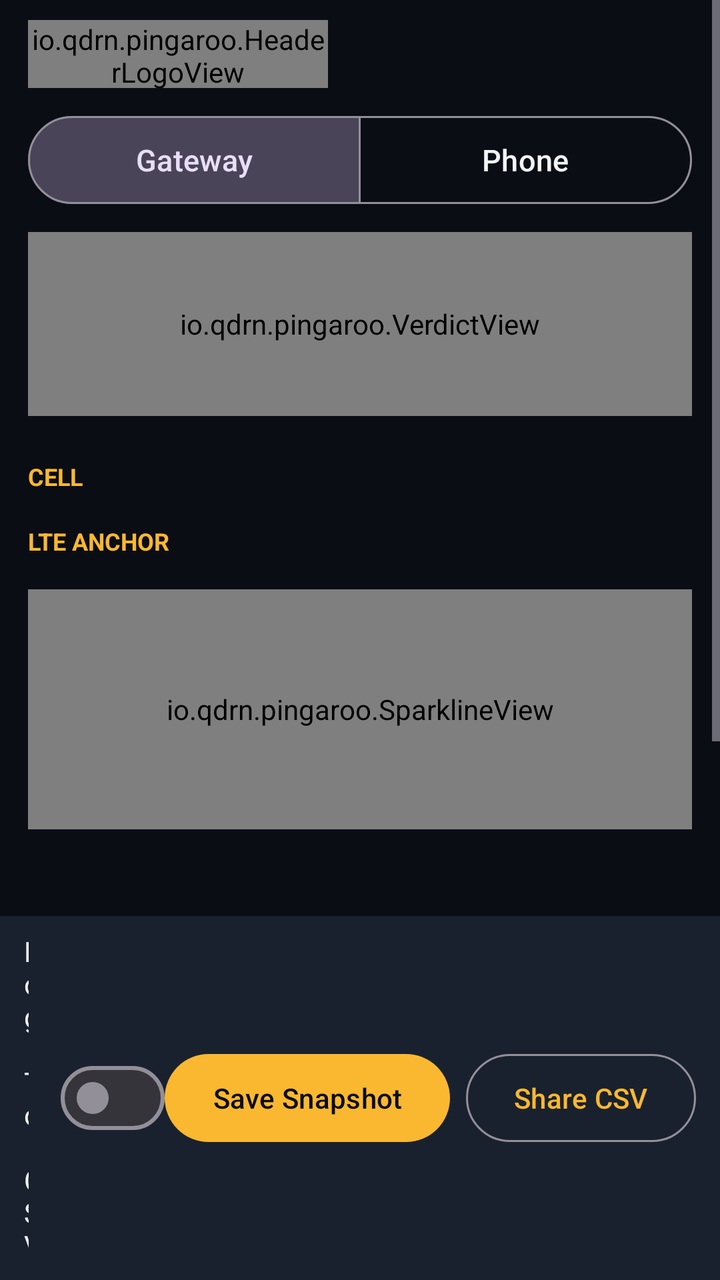
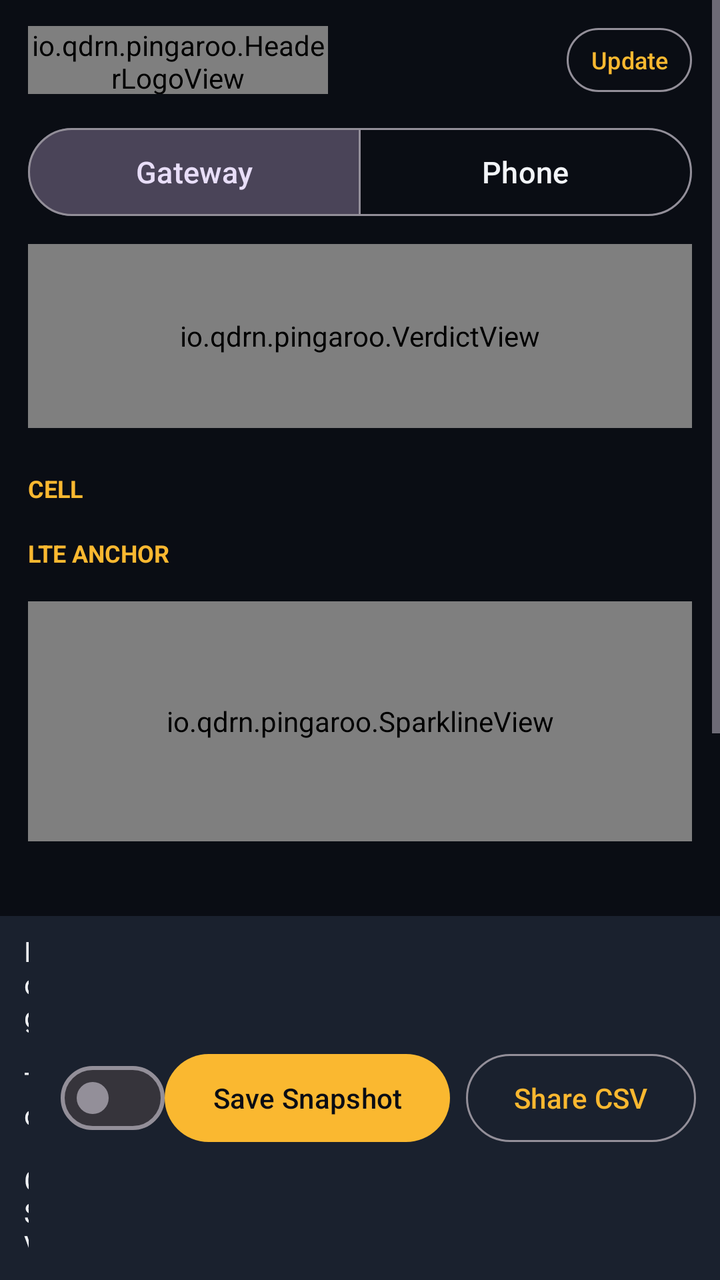

Compare the two renders of this Android layout. The source of the first and the diff that turns it into the second are given below.
<!-- AndroidManifest.xml: application theme Theme.Pingaroo -->
<!-- res/layout/activity_main.xml -->
<?xml version="1.0" encoding="utf-8"?>
<LinearLayout xmlns:android="http://schemas.android.com/apk/res/android"
    xmlns:app="http://schemas.android.com/apk/res-auto"
    android:layout_width="match_parent"
    android:layout_height="match_parent"
    android:background="@color/bg"
    android:orientation="vertical">

    <ScrollView
        android:layout_width="match_parent"
        android:layout_height="0dp"
        android:layout_weight="1"
        android:fillViewport="true">

        <LinearLayout
            android:layout_width="match_parent"
            android:layout_height="wrap_content"
            android:orientation="vertical"
            android:paddingStart="14dp"
            android:paddingTop="10dp"
            android:paddingEnd="14dp"
            android:paddingBottom="8dp">

            
            <LinearLayout
                android:layout_width="match_parent"
                android:layout_height="wrap_content"
                android:gravity="center_vertical"
                android:orientation="horizontal">

                <io.qdrn.pingaroo.HeaderLogoView
                    android:id="@+id/logo"
                    android:layout_width="150dp"
                    android:layout_height="34dp" />

                <TextView
                    android:id="@+id/clock"
                    android:layout_width="0dp"
                    android:layout_height="wrap_content"
                    android:layout_weight="1"
                    android:gravity="end"
                    android:textColor="@color/muted"
                    android:textSize="14sp" />
            </LinearLayout>

            <com.google.android.material.button.MaterialButtonToggleGroup
                android:id="@+id/sourceGroup"
                android:layout_width="match_parent"
                android:layout_height="wrap_content"
                android:layout_marginTop="10dp"
                app:checkedButton="@id/btnGateway"
                app:selectionRequired="true"
                app:singleSelection="true">

                <com.google.android.material.button.MaterialButton
                    android:id="@+id/btnGateway"
                    style="?attr/materialButtonOutlinedStyle"
                    android:layout_width="0dp"
                    android:layout_height="52dp"
                    android:layout_weight="1"
                    android:text="@string/source_gateway"
                    android:textSize="15sp" />

                <com.google.android.material.button.MaterialButton
                    android:id="@+id/btnPhone"
                    style="?attr/materialButtonOutlinedStyle"
                    android:layout_width="0dp"
                    android:layout_height="52dp"
                    android:layout_weight="1"
                    android:text="@string/source_phone"
                    android:textSize="15sp" />
            </com.google.android.material.button.MaterialButtonToggleGroup>

            
            <io.qdrn.pingaroo.VerdictView
                android:id="@+id/verdict"
                android:layout_width="match_parent"
                android:layout_height="92dp"
                android:layout_marginTop="10dp" />

            
            <LinearLayout
                android:id="@+id/tilesSignal"
                android:layout_width="match_parent"
                android:layout_height="wrap_content"
                android:layout_marginTop="10dp"
                android:orientation="vertical" />

            <TextView
                android:id="@+id/sectionCell"
                android:layout_width="match_parent"
                android:layout_height="wrap_content"
                android:layout_marginTop="12dp"
                android:text="CELL"
                android:textColor="@color/amber"
                android:textSize="12sp"
                android:textStyle="bold" />

            <LinearLayout
                android:id="@+id/tilesCell"
                android:layout_width="match_parent"
                android:layout_height="wrap_content"
                android:layout_marginTop="4dp"
                android:orientation="vertical" />

            <TextView
                android:id="@+id/sectionLte"
                android:layout_width="match_parent"
                android:layout_height="wrap_content"
                android:layout_marginTop="12dp"
                android:text="LTE ANCHOR"
                android:textColor="@color/amber"
                android:textSize="12sp"
                android:textStyle="bold" />

            <LinearLayout
                android:id="@+id/tilesLte"
                android:layout_width="match_parent"
                android:layout_height="wrap_content"
                android:layout_marginTop="4dp"
                android:orientation="vertical" />

            <io.qdrn.pingaroo.SparklineView
                android:id="@+id/spark"
                android:layout_width="match_parent"
                android:layout_height="120dp"
                android:layout_marginTop="12dp" />

            <TextView
                android:id="@+id/status"
                android:layout_width="match_parent"
                android:layout_height="wrap_content"
                android:layout_marginTop="10dp"
                android:textColor="@color/muted"
                android:textSize="13sp" />

            <TextView
                android:id="@+id/logInfo"
                android:layout_width="match_parent"
                android:layout_height="wrap_content"
                android:layout_marginTop="2dp"
                android:textColor="@color/muted"
                android:textSize="12sp" />

            <com.google.android.material.textfield.TextInputLayout
                android:layout_width="match_parent"
                android:layout_height="wrap_content"
                android:layout_marginTop="12dp"
                android:hint="@string/gateway_url_hint">

                <com.google.android.material.textfield.TextInputEditText
                    android:id="@+id/gatewayUrl"
                    android:layout_width="match_parent"
                    android:layout_height="wrap_content"
                    android:imeOptions="actionDone"
                    android:inputType="textUri"
                    android:text="http://192.168.1.1"
                    android:textColor="@color/text" />
            </com.google.android.material.textfield.TextInputLayout>

            <TextView
                android:layout_width="match_parent"
                android:layout_height="wrap_content"
                android:layout_marginTop="8dp"
                android:gravity="center"
                android:text="@string/credit"
                android:textColor="@color/muted"
                android:textSize="12sp" />
        </LinearLayout>
    </ScrollView>

    
    <LinearLayout
        android:layout_width="match_parent"
        android:layout_height="wrap_content"
        android:background="@color/panel"
        android:gravity="center_vertical"
        android:orientation="horizontal"
        android:paddingStart="12dp"
        android:paddingTop="8dp"
        android:paddingEnd="12dp"
        android:paddingBottom="8dp">

        <com.google.android.material.materialswitch.MaterialSwitch
            android:id="@+id/logSwitch"
            android:layout_width="0dp"
            android:layout_height="wrap_content"
            android:layout_weight="1"
            android:text="@string/log_csv"
            android:textColor="@color/text"
            android:textSize="14sp" />

        <com.google.android.material.button.MaterialButton
            android:id="@+id/snapshotBtn"
            android:layout_width="wrap_content"
            android:layout_height="52dp"
            android:layout_marginEnd="8dp"
            android:text="@string/snapshot" />

        <com.google.android.material.button.MaterialButton
            android:id="@+id/shareBtn"
            style="?attr/materialButtonOutlinedStyle"
            android:layout_width="wrap_content"
            android:layout_height="52dp"
            android:text="@string/share_csv" />
    </LinearLayout>
</LinearLayout>
<!-- resources referenced by this layout -->
<resources>
  <color name="amber">#FAB830</color>
  <color name="bg">#0A0D14</color>
  <color name="muted">#969EAC</color>
  <color name="panel">#1A212E</color>
  <color name="text">#F2F4F8</color>
  <string name="credit">Designed by Collin · QDRN</string>
  <string name="gateway_url_hint">Gateway URL</string>
  <string name="log_csv">Log To CSV</string>
  <string name="share_csv">Share CSV</string>
  <string name="snapshot">Save Snapshot</string>
  <string name="source_gateway">Gateway</string>
  <string name="source_phone">Phone</string>
  <style name="Theme.Pingaroo" parent="Theme.Material3.Dark.NoActionBar">
          <item name="android:windowBackground">@color/bg</item>
          <item name="colorPrimary">@color/amber</item>
          <item name="colorOnPrimary">@color/bg</item>
          <item name="colorSecondary">@color/blue</item>
          <item name="colorSurface">@color/panel</item>
          <item name="colorOnSurface">@color/text</item>
          <item name="android:statusBarColor">@color/bg</item>
          <item name="android:navigationBarColor">@color/bg</item>
      </style>
  <color name="blue">#5CA0FA</color>
</resources>

<!-- the commit's change to res/layout/activity_main.xml (unified diff, before → after) -->
@@ -41,7 +41,30 @@
                     android:gravity="end"
                     android:textColor="@color/muted"
                     android:textSize="14sp" />
+
+                <com.google.android.material.button.MaterialButton
+                    android:id="@+id/updateBtn"
+                    style="?attr/materialButtonOutlinedStyle"
+                    android:layout_width="wrap_content"
+                    android:layout_height="40dp"
+                    android:layout_marginStart="8dp"
+                    android:minWidth="0dp"
+                    android:paddingStart="12dp"
+                    android:paddingEnd="12dp"
+                    android:text="@string/update"
+                    android:textSize="12sp" />
             </LinearLayout>
+
+            <TextView
+                android:id="@+id/updateBanner"
+                android:layout_width="match_parent"
+                android:layout_height="wrap_content"
+                android:layout_marginTop="8dp"
+                android:background="@color/panel"
+                android:padding="10dp"
+                android:textColor="@color/amber"
+                android:textSize="14sp"
+                android:visibility="gone" />
 
             <com.google.android.material.button.MaterialButtonToggleGroup
                 android:id="@+id/sourceGroup"
<!-- resource entries referenced after the edit -->
@@ -12,6 +12,7 @@
   <string name="snapshot">Save Snapshot</string>
   <string name="source_gateway">Gateway</string>
   <string name="source_phone">Phone</string>
+  <string name="update">Update</string>
   <style name="Theme.Pingaroo" parent="Theme.Material3.Dark.NoActionBar">
           <item name="android:windowBackground">@color/bg</item>
           <item name="colorPrimary">@color/amber</item>
